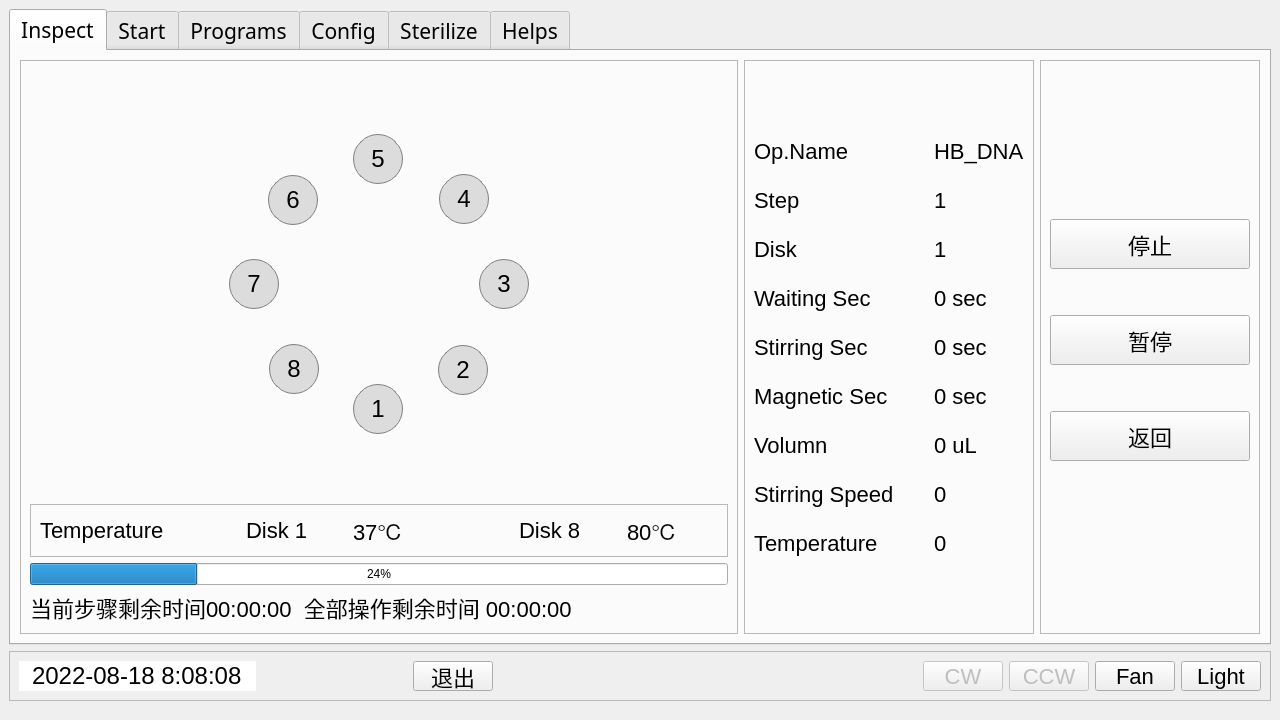
This is domains/ui/designer/main.ui in addingding/Extractor as Qt 5 draws it before an edit. The edited form follows.
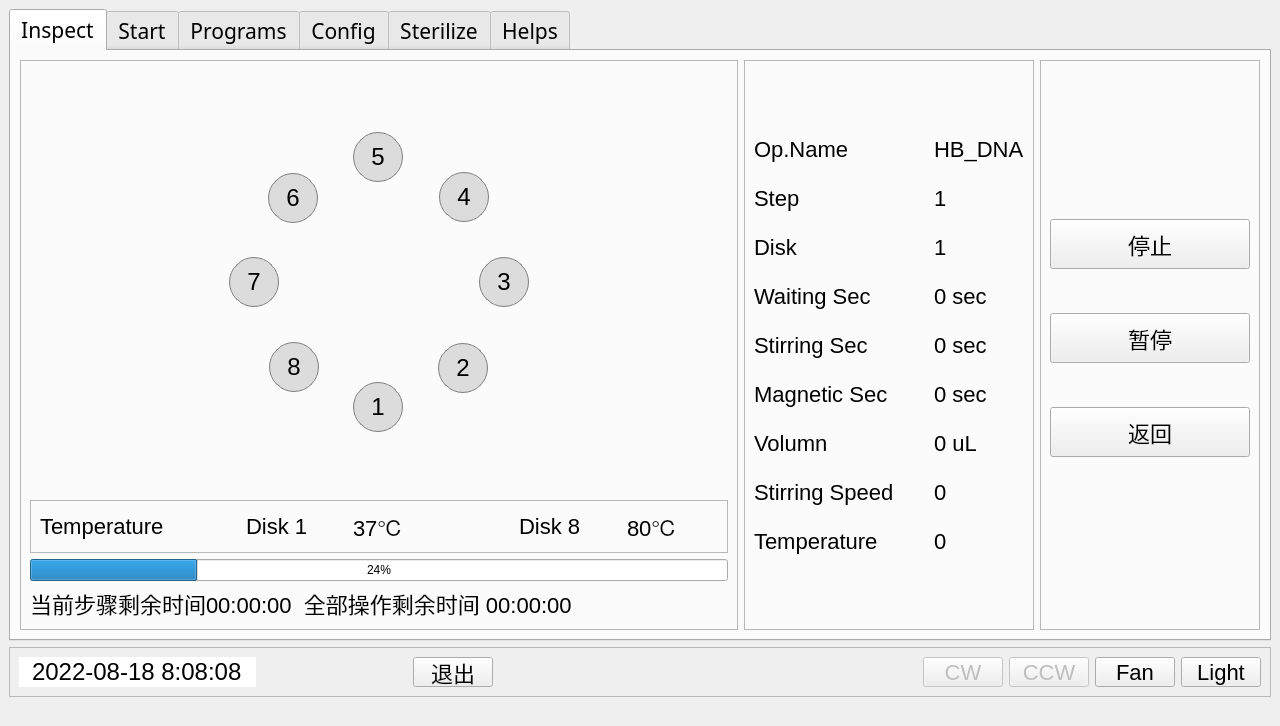
This is the edited form.

Patch:
```diff
--- a/domains/ui/designer/main.ui
+++ b/domains/ui/designer/main.ui
@@ -85,6 +85,9 @@
              <property name="orientation">
               <enum>Qt::Vertical</enum>
              </property>
+             <property name="sizeType">
+              <enum>QSizePolicy::MinimumExpanding</enum>
+             </property>
              <property name="sizeHint" stdset="0">
               <size>
                <width>28</width>
@@ -243,6 +246,9 @@
              <property name="orientation">
               <enum>Qt::Vertical</enum>
              </property>
+             <property name="sizeType">
+              <enum>QSizePolicy::MinimumExpanding</enum>
+             </property>
              <property name="sizeHint" stdset="0">
               <size>
                <width>20</width>
@@ -274,6 +280,9 @@
              <property name="orientation">
               <enum>Qt::Vertical</enum>
              </property>
+             <property name="sizeType">
+              <enum>QSizePolicy::MinimumExpanding</enum>
+             </property>
              <property name="sizeHint" stdset="0">
               <size>
                <width>20</width>
@@ -358,6 +367,9 @@
              <property name="orientation">
               <enum>Qt::Vertical</enum>
              </property>
+             <property name="sizeType">
+              <enum>QSizePolicy::MinimumExpanding</enum>
+             </property>
              <property name="sizeHint" stdset="0">
               <size>
                <width>20</width>
@@ -395,10 +407,13 @@
              <property name="orientation">
               <enum>Qt::Vertical</enum>
              </property>
+             <property name="sizeType">
+              <enum>QSizePolicy::MinimumExpanding</enum>
+             </property>
              <property name="sizeHint" stdset="0">
               <size>
                <width>20</width>
-               <height>20</height>
+               <height>10</height>
               </size>
              </property>
             </spacer>
@@ -742,10 +757,13 @@
              <property name="orientation">
               <enum>Qt::Vertical</enum>
              </property>
+             <property name="sizeType">
+              <enum>QSizePolicy::MinimumExpanding</enum>
+             </property>
              <property name="sizeHint" stdset="0">
               <size>
                <width>20</width>
-               <height>20</height>
+               <height>10</height>
               </size>
              </property>
             </spacer>
@@ -2763,7 +2781,7 @@
              <x>0</x>
              <y>0</y>
              <width>1238</width>
-             <height>347</height>
+             <height>340</height>
             </rect>
            </property>
            <attribute name="label">
@@ -3167,7 +3185,7 @@
       <property name="sizeHint" stdset="0">
        <size>
         <width>20</width>
-        <height>10</height>
+        <height>20</height>
        </size>
       </property>
      </spacer>
```
